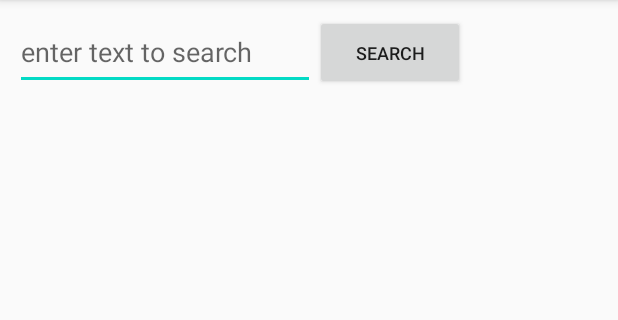
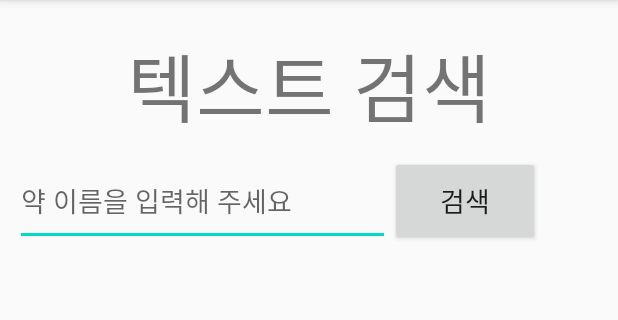
Before and after one commit to hyeonjiseon/mediapp, an Android app: the TextresultActivity screen opened directly, with no data from a screen before it, on a phone screen of 412 x 824 dp, the part 84-404 px from its top. Run offline under Robolectric (Android 15) with nearby library versions, the light colour scheme and no system bars.

Commit message:
api parsing
search yet

```diff
--- a/mediprac/app/src/main/java/company/co/mediprac/TextresultActivity.java
+++ b/mediprac/app/src/main/java/company/co/mediprac/TextresultActivity.java
@@ -69,14 +69,14 @@ public class TextresultActivity extends AppCompatActivity {
     }
 
     //XmlPullParser를 이용하여 Naver 에서 제공하는 OpenAPI XML 파일 파싱하기(parsing)
+
     @RequiresApi(api = Build.VERSION_CODES.KITKAT)
     String getXmlData() throws UnsupportedEncodingException {
         StringBuffer buffer=new StringBuffer();
         String str= edit.getText().toString();//EditText에 작성된 Text얻어오기
-        String med_name = URLEncoder.encode(str, StandardCharsets.UTF_8.name());//한글의 경우 인식이 안되기에 utf-8 방식으로 encoding..
-        String query = "%EC%A0%84%EB%A0%A5%EB%A1%9C";
+        String med_name = URLEncoder.encode(str, java.nio.charset.StandardCharsets.UTF_8.toString());//한글의 경우 인식이 안되기에 utf-8 방식으로 encoding..
 
-        String queryUrl="http://apis.data.go.kr/1471057/MdcinPrductPrmisnInfoService/getMdcinPrductList?"+"ITEM_NAME="+med_name+"&pageNo=1&numOfRows=1000&ServiceKey="+key;
+        String queryUrl="http://apis.data.go.kr/1471057/MdcinPrductPrmisnInfoService/getMdcinPrductList?&pageNo=3&numOfRows=10&ServiceKey="+key;
 
         try{
             URL url= new URL(queryUrl);//문자열로 된 요청 url을 URL 객체로 생성
--- a/mediprac/app/src/main/res/layout/activity_search.xml
+++ b/mediprac/app/src/main/res/layout/activity_search.xml
@@ -7,14 +7,15 @@
     android:orientation="vertical"
     tools:context=".SearchActivity">
 
-    <EditText
+    <TextView
         android:id="@+id/editText2"
         android:layout_width="match_parent"
         android:layout_height="wrap_content"
         android:ems="10"
         android:gravity="center"
         android:inputType="textPersonName"
-        android:text="약검색" />
+        android:text="약 검색"
+        android:textSize="50sp" />
 
     <LinearLayout
         android:layout_width="match_parent"
--- a/mediprac/app/src/main/res/layout/activity_textresult.xml
+++ b/mediprac/app/src/main/res/layout/activity_textresult.xml
@@ -8,25 +8,34 @@
     android:orientation="vertical"
     android:padding="10dp">
 
+    <TextView
+        android:id="@+id/textView"
+        android:layout_width="match_parent"
+        android:layout_height="wrap_content"
+        android:layout_margin="10dp"
+        android:gravity="center"
+        android:text="텍스트 검색"
+        android:textSize="50sp" />
+
     <LinearLayout
         android:layout_width="match_parent"
-        android:layout_height="50dp"
+        android:layout_height="60dp"
         android:orientation="horizontal"
         android:weightSum="10">
 
         <EditText
             android:id="@+id/edit"
-            android:layout_width="200dp"
+            android:layout_width="250dp"
             android:layout_height="match_parent"
-            android:hint="enter text to search"/>
+            android:hint="약 이름을 입력해 주세요" />
 
         <Button
             android:id="@+id/button"
             android:layout_width="100dp"
             android:layout_height="match_parent"
-            android:text="search"
-            android:textSize="12sp"
-            android:onClick="mOnClick"/>
+            android:onClick="mOnClick"
+            android:text="검색"
+            android:textSize="18sp" />
 
     </LinearLayout>
 
@@ -38,8 +47,8 @@
             android:id="@+id/result"
             android:layout_width="match_parent"
             android:layout_height="match_parent"
-            android:textSize="8sp"
-            android:textStyle="bold"/>
+            android:textSize="18sp"
+            android:textStyle="bold" />
 
     </ScrollView>
 </LinearLayout>
```
Also changed, not shown: mediprac/app/src/main/java/company/co/mediprac/SearchActivity.java (+7 -7 lines).
